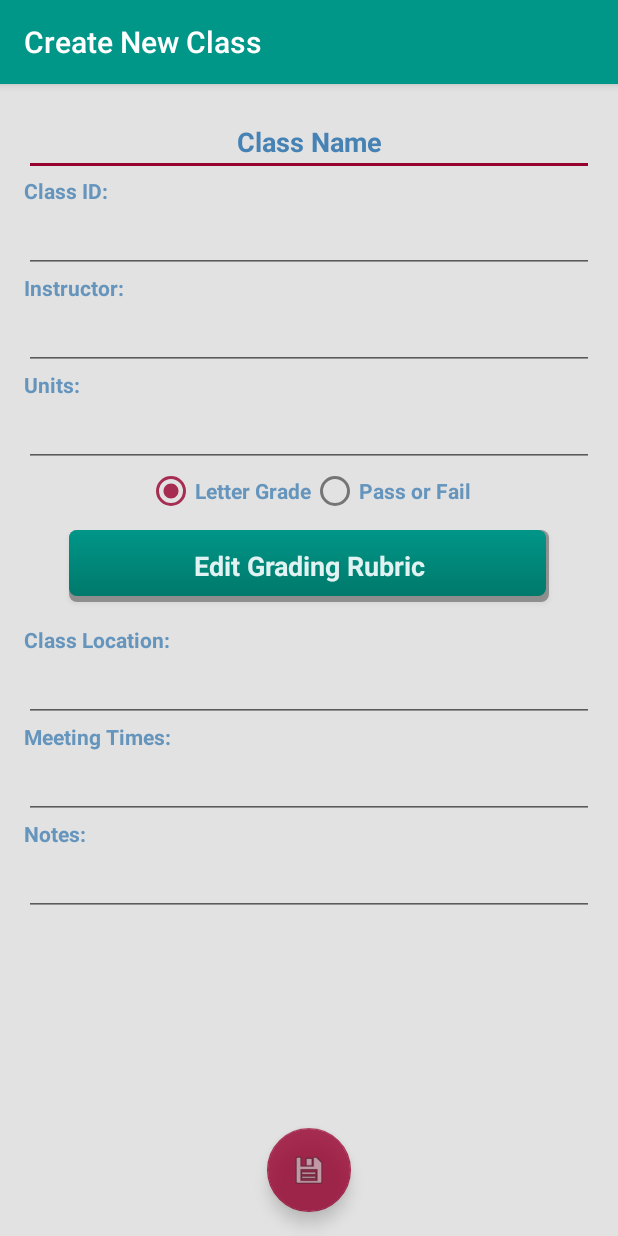
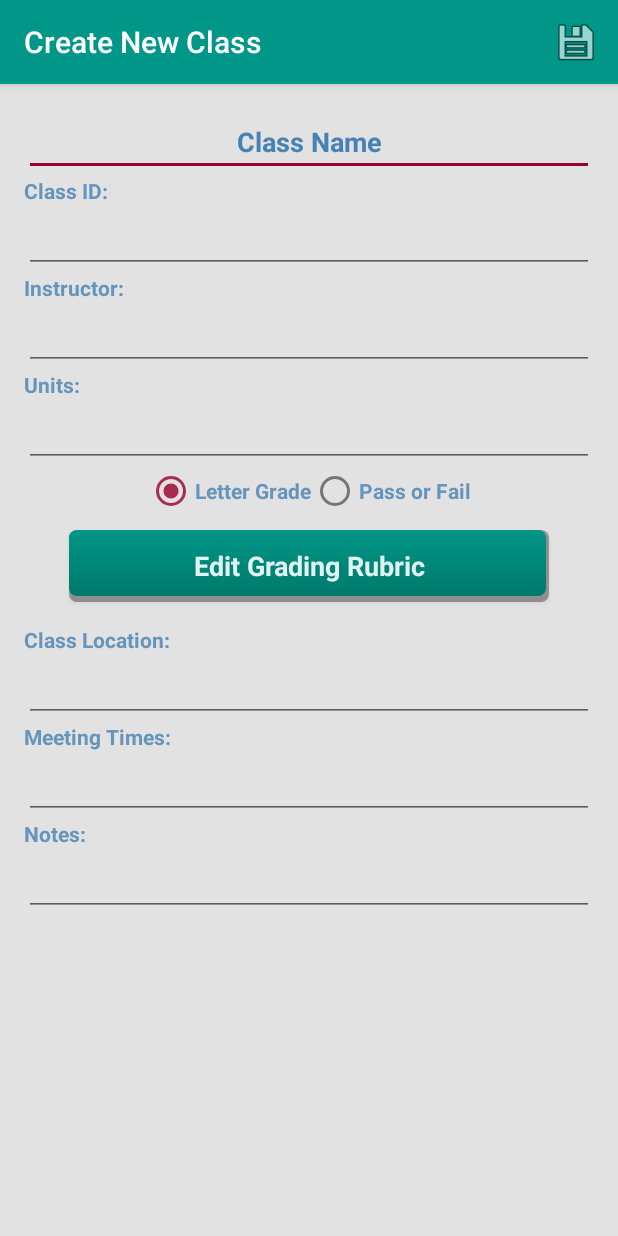
Before and after one commit to jakeprobst/academicplanner, an Android app: the screen it shows after launch (ClassInfoActivity), after a tap on an icon or button, on a phone screen of 412 x 824 dp. Run offline under Robolectric (Android 15) with nearby library versions, the phone set to English and light mode, and no system bars.

Commit message:
moved save button to top right corner in toolbar

```diff
--- a/app/src/main/java/org/thisnamesucks/academicplanner/ClassInfoActivity.java
+++ b/app/src/main/java/org/thisnamesucks/academicplanner/ClassInfoActivity.java
@@ -8,6 +8,8 @@ import android.support.design.widget.FloatingActionButton;
 import android.support.v7.app.AppCompatActivity;
 import android.support.v7.widget.Toolbar;
 import android.util.Log;
+import android.view.Menu;
+import android.view.MenuItem;
 import android.view.View;
 import android.widget.Button;
 import android.widget.EditText;
@@ -176,33 +178,38 @@ public class ClassInfoActivity extends AppCompatActivity {
                 startActivityForResult(intent, 0);
             }
         });
+    }
 
-        FloatingActionButton fab = (FloatingActionButton) findViewById(R.id.fab);
-        fab.setOnClickListener(new View.OnClickListener(){
-            @Override
-            public void onClick(View view) {
-
+    @Override
+    public boolean onOptionsItemSelected(MenuItem item) {
+        switch (item.getItemId()) {
+            case R.id.assignment_save:
                 Intent intent;
 
                 updateClassModel(classModel);
 
-                if(newClassModel)//Go to class view if a new class was created
+                if (newClassModel)//Go to class view if a new class was created
                 {
                     intent = new Intent(ClassInfoActivity.this, ClassActivity.class);
                     intent.putExtra("semesterid", semesterId);
                     intent.putExtra("classid", classModel.getId());
                     saveNewClass();
-                }
-                else
-                {
+                    Toast.makeText(ClassInfoActivity.this, "Class Saved!", Toast.LENGTH_SHORT).show();
+                } else {
                     intent = new Intent(ClassInfoActivity.this, SemesterActivity.class);
+                    intent.putExtra("semesterid", semesterId);
                 }
 
-                Toast.makeText(ClassInfoActivity.this, "Class Saved!", Toast.LENGTH_SHORT).show();
+                startActivity(intent);
+                return true;
+            default:
+                return super.onOptionsItemSelected(item);
+        }
+    }
 
-                startActivity(intent);
-                finish();
-            }
-        });
+    @Override
+    public boolean onCreateOptionsMenu(Menu menu) {
+        getMenuInflater().inflate(R.menu.assignment_toolbar, menu);
+        return true;
     }
 }
--- a/app/src/main/res/layout/activity_class_info.xml
+++ b/app/src/main/res/layout/activity_class_info.xml
@@ -20,16 +20,4 @@
     </android.support.design.widget.AppBarLayout>
 
     <include layout="@layout/content_class_info" />
-
-    <android.support.design.widget.FloatingActionButton
-        android:id="@+id/fab"
-        android:layout_width="wrap_content"
-        android:layout_height="wrap_content"
-        android:layout_gravity="bottom|center"
-        android:layout_margin="@dimen/fab_margin"
-        android:src="@android:drawable/ic_menu_save"
-        android:alpha=".8"
-        android:tint="@color/textPrimaryColor"
-        android:tintMode="multiply" />
-
 </android.support.design.widget.CoordinatorLayout>
--- /dev/null
+++ b/app/src/main/res/menu/assignment_toolbar.xml
@@ -0,0 +1,10 @@
+<?xml version="1.0" encoding="utf-8"?>
+<menu xmlns:android="http://schemas.android.com/apk/res/android"
+      xmlns:app="http://schemas.android.com/apk/res-auto">
+    <item
+        android:id="@+id/assignment_save"
+        android:icon="@android:drawable/ic_menu_save"
+        app:showAsAction="always"
+        android:title="Save"
+        />
+</menu>
```
Also changed, not shown: app/src/main/java/org/thisnamesucks/academicplanner/AssignmentActivity.java (+29 -3 lines), app/src/main/java/org/thisnamesucks/academicplanner/RubricActivity.java (+20 -11 lines), app/src/main/res/layout/activity_assignment.xml (+2 -10 lines), app/src/main/res/layout/activity_rubric.xml (+0 -8 lines).
